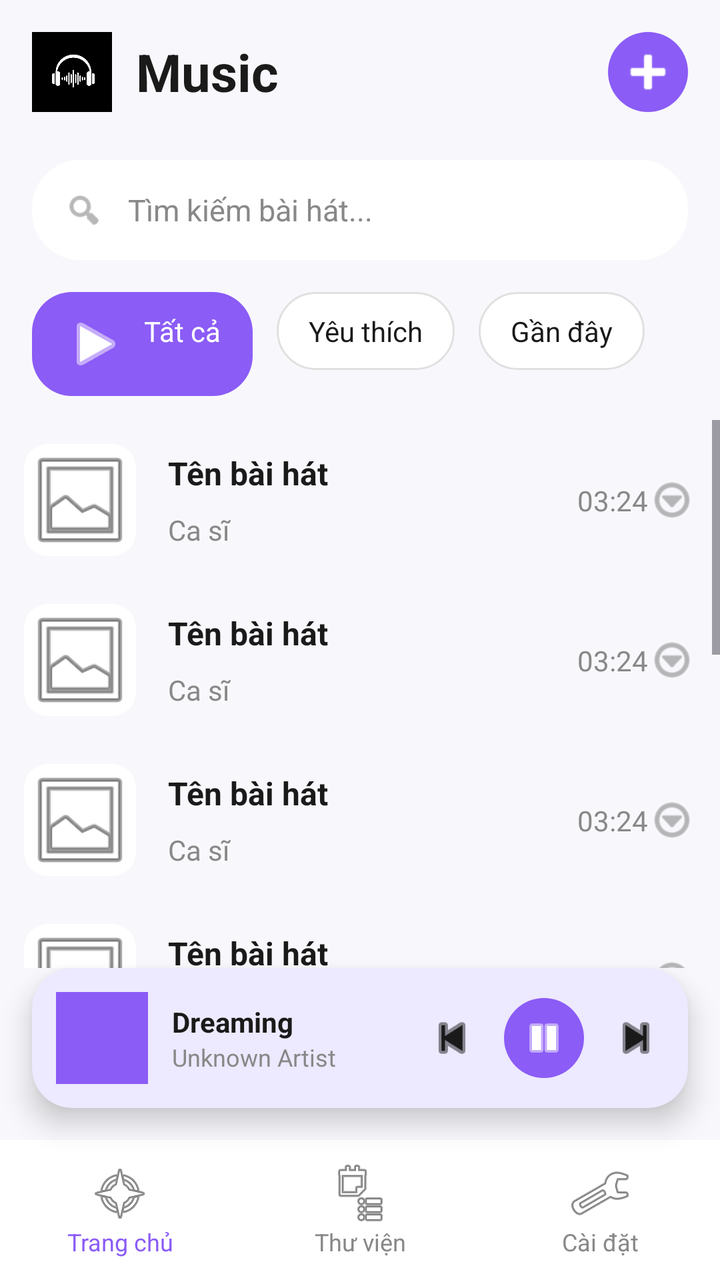
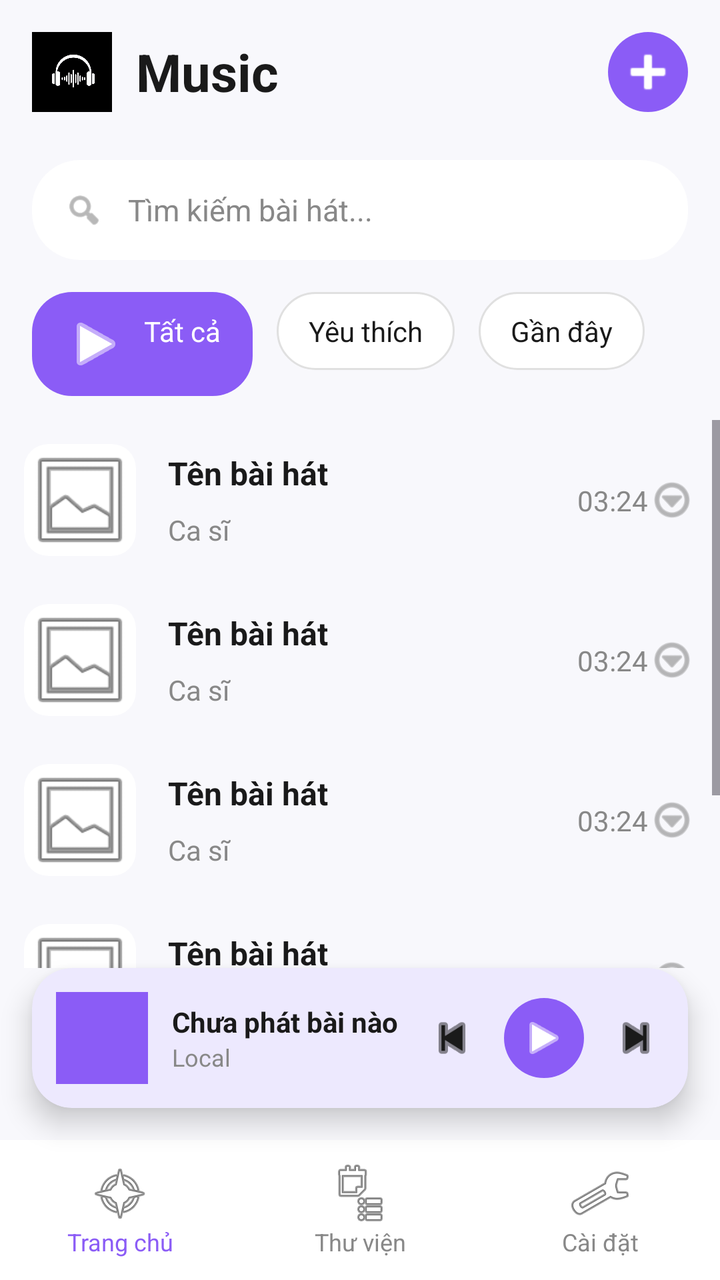

Before-and-after screenshots of an Android layout around one commit, followed by the original layout XML and the change that was made.
<!-- AndroidManifest.xml: application theme Theme.LocalMusic -->
<!-- res/layout/activity_main.xml -->
<?xml version="1.0" encoding="utf-8"?>
<androidx.constraintlayout.widget.ConstraintLayout xmlns:android="http://schemas.android.com/apk/res/android"
    xmlns:app="http://schemas.android.com/apk/res-auto"
    android:layout_width="match_parent"
    android:layout_height="match_parent"
    android:background="@color/bg_light">

    
    <LinearLayout
        android:id="@+id/headerLayout"
        android:layout_width="match_parent"
        android:layout_height="wrap_content"
        android:gravity="center_vertical"
        android:orientation="horizontal"
        android:padding="16dp"
        app:layout_constraintTop_toTopOf="parent">

        <ImageView
            android:layout_width="40dp"
            android:layout_height="40dp"
            android:src="@drawable/logo" />

        <TextView
            android:layout_width="0dp"
            android:layout_height="wrap_content"
            android:layout_marginStart="12dp"
            android:layout_weight="1"
            android:text="Music"
            android:textColor="@color/text_black"
            android:textSize="26sp"
            android:textStyle="bold" />

        <ImageButton
            android:layout_width="40dp"
            android:layout_height="40dp"
            android:background="@drawable/bg_button_purple"
            android:src="@android:drawable/ic_input_add"
            app:tint="@color/white" />
    </LinearLayout>

    
    <LinearLayout
        android:id="@+id/searchBar"
        android:layout_width="match_parent"
        android:layout_height="50dp"
        android:layout_marginHorizontal="16dp"
        android:layout_marginTop="8dp"
        android:background="@drawable/bg_search"
        android:gravity="center_vertical"
        android:orientation="horizontal"
        android:paddingHorizontal="16dp"
        app:layout_constraintTop_toBottomOf="@id/headerLayout">

        <ImageView
            android:layout_width="20dp"
            android:layout_height="20dp"
            android:src="@android:drawable/ic_menu_search"
            app:tint="@color/text_gray" />

        <EditText
            android:layout_width="match_parent"
            android:layout_height="match_parent"
            android:layout_marginStart="12dp"
            android:background="@null"
            android:hint="Tìm kiếm bài hát..."
            android:textColorHint="@color/text_gray"
            android:textSize="15sp" />
    </LinearLayout>

    
    <HorizontalScrollView
        android:id="@+id/categoriesLayout"
        android:layout_width="match_parent"
        android:layout_height="wrap_content"
        android:layout_marginTop="16dp"
        android:paddingHorizontal="16dp"
        android:scrollbars="none"
        app:layout_constraintTop_toBottomOf="@id/searchBar">

        <LinearLayout
            android:layout_width="wrap_content"
            android:layout_height="wrap_content"
            android:orientation="horizontal">

            <TextView
                android:layout_width="wrap_content"
                android:layout_height="wrap_content"
                android:background="@drawable/bg_category_active"
                android:drawableStart="@android:drawable/ic_media_play"
                android:drawablePadding="8dp"
                android:paddingHorizontal="16dp"
                android:paddingVertical="10dp"
                android:text="Tất cả"
                android:textColor="@color/white"
                app:drawableTint="@color/white" />

            <TextView
                android:layout_width="wrap_content"
                android:layout_height="wrap_content"
                android:layout_marginStart="12dp"
                android:background="@drawable/bg_category_inactive"
                android:paddingHorizontal="16dp"
                android:paddingVertical="10dp"
                android:text="Yêu thích"
                android:textColor="@color/text_black" />
                
            <TextView
                android:layout_width="wrap_content"
                android:layout_height="wrap_content"
                android:layout_marginStart="12dp"
                android:background="@drawable/bg_category_inactive"
                android:paddingHorizontal="16dp"
                android:paddingVertical="10dp"
                android:text="Gần đây"
                android:textColor="@color/text_black" />
        </LinearLayout>
    </HorizontalScrollView>

    
    <ScrollView
        android:layout_width="match_parent"
        android:layout_height="0dp"
        android:layout_marginTop="12dp"
        app:layout_constraintBottom_toTopOf="@+id/miniPlayer"
        app:layout_constraintTop_toBottomOf="@id/categoriesLayout">

        <LinearLayout
            android:layout_width="match_parent"
            android:layout_height="wrap_content"
            android:orientation="vertical">

            
            <include layout="@layout/item_song" />
            <include layout="@layout/item_song" />
            <include layout="@layout/item_song" />
            <include layout="@layout/item_song" />
            <include layout="@layout/item_song" />
            <include layout="@layout/item_song" />
            <include layout="@layout/item_song" />
            <include layout="@layout/item_song" />
        </LinearLayout>
    </ScrollView>

    
    <androidx.cardview.widget.CardView
        android:id="@+id/miniPlayer"
        android:layout_width="match_parent"
        android:layout_height="70dp"
        android:layout_marginHorizontal="16dp"
        android:layout_marginBottom="16dp"
        app:cardCornerRadius="20dp"
        app:cardElevation="8dp"
        app:cardBackgroundColor="@color/purple_light"
        app:layout_constraintBottom_toTopOf="@+id/bottomNav">

        <LinearLayout
            android:layout_width="match_parent"
            android:layout_height="match_parent"
            android:gravity="center_vertical"
            android:orientation="horizontal"
            android:padding="12dp">

            <ImageView
                android:layout_width="46dp"
                android:layout_height="46dp"
                android:background="@color/purple_primary"
                android:scaleType="centerCrop" />

            <LinearLayout
                android:layout_width="0dp"
                android:layout_height="wrap_content"
                android:layout_marginStart="12dp"
                android:layout_weight="1"
                android:orientation="vertical">

                <TextView
                    android:layout_width="wrap_content"
                    android:layout_height="wrap_content"
                    android:text="Dreaming"
                    android:textColor="@color/text_black"
                    android:textStyle="bold" />

                <TextView
                    android:layout_width="wrap_content"
                    android:layout_height="wrap_content"
                    android:text="Unknown Artist"
                    android:textColor="@color/text_gray"
                    android:textSize="12sp" />
            </LinearLayout>

            <ImageView
                android:layout_width="28dp"
                android:layout_height="28dp"
                android:src="@android:drawable/ic_media_previous"
                app:tint="@color/text_black" />

            <ImageView
                android:layout_width="40dp"
                android:layout_height="40dp"
                android:layout_marginHorizontal="12dp"
                android:background="@drawable/bg_button_purple"
                android:padding="8dp"
                android:src="@android:drawable/ic_media_pause"
                app:tint="@color/white" />

            <ImageView
                android:layout_width="28dp"
                android:layout_height="28dp"
                android:src="@android:drawable/ic_media_next"
                app:tint="@color/text_black" />
        </LinearLayout>
    </androidx.cardview.widget.CardView>

    
    <LinearLayout
        android:id="@+id/bottomNav"
        android:layout_width="match_parent"
        android:layout_height="70dp"
        android:background="@color/white"
        android:gravity="center"
        android:orientation="horizontal"
        app:layout_constraintBottom_toBottomOf="parent">

        <TextView
            android:layout_width="0dp"
            android:layout_height="wrap_content"
            android:layout_weight="1"
            android:drawableTop="@android:drawable/ic_menu_compass"
            android:gravity="center"
            android:text="Trang chủ"
            android:textColor="@color/purple_primary"
            android:textSize="12sp" />

        <TextView
            android:layout_width="0dp"
            android:layout_height="wrap_content"
            android:layout_weight="1"
            android:drawableTop="@android:drawable/ic_menu_agenda"
            android:gravity="center"
            android:text="Thư viện"
            android:textColor="@color/text_gray"
            android:textSize="12sp" />

        <TextView
            android:layout_width="0dp"
            android:layout_height="wrap_content"
            android:layout_weight="1"
            android:drawableTop="@android:drawable/ic_menu_manage"
            android:gravity="center"
            android:text="Cài đặt"
            android:textColor="@color/text_gray"
            android:textSize="12sp" />
    </LinearLayout>

</androidx.constraintlayout.widget.ConstraintLayout>
<!-- res/layout/item_song.xml (included above) -->
<?xml version="1.0" encoding="utf-8"?>
<androidx.constraintlayout.widget.ConstraintLayout xmlns:android="http://schemas.android.com/apk/res/android"
    xmlns:app="http://schemas.android.com/apk/res-auto"
    android:layout_width="match_parent"
    android:layout_height="wrap_content"
    android:padding="12dp"
    android:background="?attr/selectableItemBackground">

    
    <androidx.cardview.widget.CardView
        android:id="@+id/cardCover"
        android:layout_width="56dp"
        android:layout_height="56dp"
        app:cardCornerRadius="12dp"
        app:cardElevation="0dp"
        app:layout_constraintBottom_toBottomOf="parent"
        app:layout_constraintStart_toStartOf="parent"
        app:layout_constraintTop_toTopOf="parent">

        <ImageView
            android:id="@+id/imgCover"
            android:layout_width="match_parent"
            android:layout_height="match_parent"
            android:scaleType="centerCrop"
            android:src="@android:drawable/ic_menu_gallery" />
    </androidx.cardview.widget.CardView>

    
    <TextView
        android:id="@+id/tvTitle"
        android:layout_width="0dp"
        android:layout_height="wrap_content"
        android:layout_marginStart="16dp"
        android:layout_marginEnd="8dp"
        android:text="Tên bài hát"
        android:textColor="@color/text_black"
        android:textSize="16sp"
        android:textStyle="bold"
        app:layout_constraintBottom_toTopOf="@+id/tvArtist"
        app:layout_constraintEnd_toStartOf="@+id/tvDuration"
        app:layout_constraintStart_toEndOf="@+id/cardCover"
        app:layout_constraintTop_toTopOf="@+id/cardCover" />

    
    <TextView
        android:id="@+id/tvArtist"
        android:layout_width="0dp"
        android:layout_height="wrap_content"
        android:layout_marginTop="4dp"
        android:text="Ca sĩ"
        android:textColor="@color/text_gray"
        android:textSize="14sp"
        app:layout_constraintBottom_toBottomOf="@+id/cardCover"
        app:layout_constraintEnd_toEndOf="@+id/tvTitle"
        app:layout_constraintStart_toStartOf="@+id/tvTitle"
        app:layout_constraintTop_toBottomOf="@+id/tvTitle" />

    
    <TextView
        android:id="@+id/tvDuration"
        android:layout_width="wrap_content"
        android:layout_height="wrap_content"
        android:text="03:24"
        android:textColor="@color/text_gray"
        android:textSize="14sp"
        app:layout_constraintBottom_toBottomOf="parent"
        app:layout_constraintEnd_toStartOf="@+id/btnMenu"
        app:layout_constraintTop_toTopOf="parent" />

    
    <ImageView
        android:id="@+id/btnMenu"
        android:layout_width="24dp"
        android:layout_height="24dp"
        android:src="@android:drawable/ic_menu_more"
        app:layout_constraintBottom_toBottomOf="parent"
        app:layout_constraintEnd_toEndOf="parent"
        app:layout_constraintTop_toTopOf="parent"
        app:tint="@color/text_gray" />

</androidx.constraintlayout.widget.ConstraintLayout>
<!-- resources referenced by this layout -->
<resources>
  <color name="bg_light">#F8F8FC</color>
  <color name="purple_light">#EDE9FE</color>
  <color name="purple_primary">#8B5CF6</color>
  <color name="text_black">#1A1A1A</color>
  <color name="text_gray">#888888</color>
  <color name="white">#FFFFFF</color>
  <!-- drawable bg_button_purple (drawable) -->
  <shape xmlns:android="http://schemas.android.com/apk/res/android" android:shape="oval">
      <solid android:color="@color/purple_primary" />
  </shape>
  <!-- drawable bg_category_active (drawable) -->
  <shape xmlns:android="http://schemas.android.com/apk/res/android">
      <solid android:color="@color/purple_primary" />
      <corners android:radius="20dp" />
  </shape>
  <!-- drawable bg_category_inactive (drawable) -->
  <shape xmlns:android="http://schemas.android.com/apk/res/android">
      <solid android:color="@color/white" />
      <corners android:radius="20dp" />
      <stroke android:width="1dp" android:color="#E0E0E0" /> 
  </shape>
  <!-- drawable bg_search (drawable) -->
  <shape xmlns:android="http://schemas.android.com/apk/res/android">
      <solid android:color="@color/white" />
      <corners android:radius="24dp" />
  </shape>
  <!-- drawable logo: png bitmap (drawable, 12334 bytes) -->
  <style name="Theme.LocalMusic" parent="Theme.Material3.Light.NoActionBar">
          <item name="android:statusBarColor">@color/white</item>
          <item name="android:windowLightStatusBar">true</item> 
          <item name="android:windowSplashScreenBackground">#000000</item>
          <item name="android:windowSplashScreenAnimatedIcon">@drawable/logo</item>
      </style>
</resources>

<!-- the commit's change to res/layout/activity_main.xml (unified diff, before → after) -->
@@ -30,7 +30,9 @@
             android:textSize="26sp"
             android:textStyle="bold" />
 
+        
         <ImageButton
+            android:id="@+id/btnAdd"
             android:layout_width="40dp"
             android:layout_height="40dp"
             android:background="@drawable/bg_button_purple"
@@ -129,10 +131,6 @@
             android:layout_height="wrap_content"
             android:orientation="vertical">
 
-            
-            <include layout="@layout/item_song" />
-            <include layout="@layout/item_song" />
-            <include layout="@layout/item_song" />
             <include layout="@layout/item_song" />
             <include layout="@layout/item_song" />
             <include layout="@layout/item_song" />
@@ -173,37 +171,47 @@
                 android:layout_weight="1"
                 android:orientation="vertical">
 
+                
+                <TextView
+                    android:id="@+id/tvNowPlaying"
+                    android:layout_width="wrap_content"
+                    android:layout_height="wrap_content"
+                    android:text="Chưa phát bài nào"
+                    android:textColor="@color/text_black"
+                    android:textStyle="bold"
+                    android:maxLines="1"
+                    android:ellipsize="end" />
+
                 <TextView
                     android:layout_width="wrap_content"
                     android:layout_height="wrap_content"
-                    android:text="Dreaming"
-                    android:textColor="@color/text_black"
-                    android:textStyle="bold" />
-
-                <TextView
-                    android:layout_width="wrap_content"
-                    android:layout_height="wrap_content"
-                    android:text="Unknown Artist"
+                    android:text="Local"
                     android:textColor="@color/text_gray"
                     android:textSize="12sp" />
             </LinearLayout>
 
+            
             <ImageView
+                android:id="@+id/btnPrev"
                 android:layout_width="28dp"
                 android:layout_height="28dp"
                 android:src="@android:drawable/ic_media_previous"
                 app:tint="@color/text_black" />
 
+            
             <ImageView
+                android:id="@+id/btnPlayPause"
                 android:layout_width="40dp"
                 android:layout_height="40dp"
                 android:layout_marginHorizontal="12dp"
                 android:background="@drawable/bg_button_purple"
                 android:padding="8dp"
-                android:src="@android:drawable/ic_media_pause"
+                android:src="@android:drawable/ic_media_play"
                 app:tint="@color/white" />
 
+            
             <ImageView
+                android:id="@+id/btnNext"
                 android:layout_width="28dp"
                 android:layout_height="28dp"
                 android:src="@android:drawable/ic_media_next"
